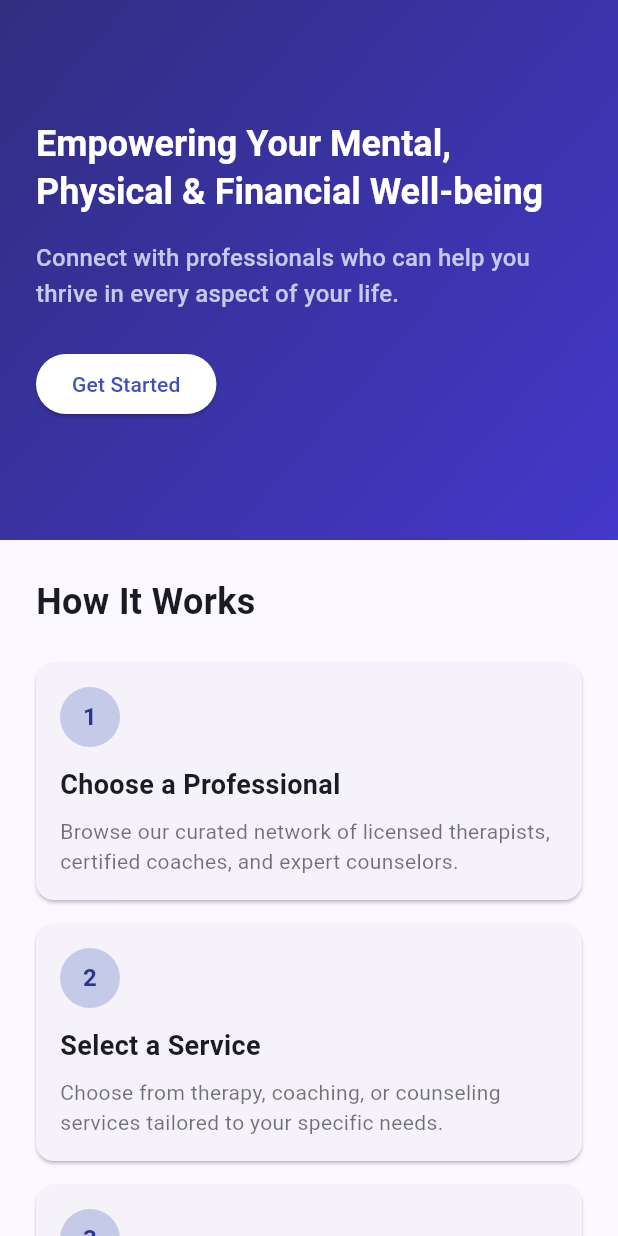
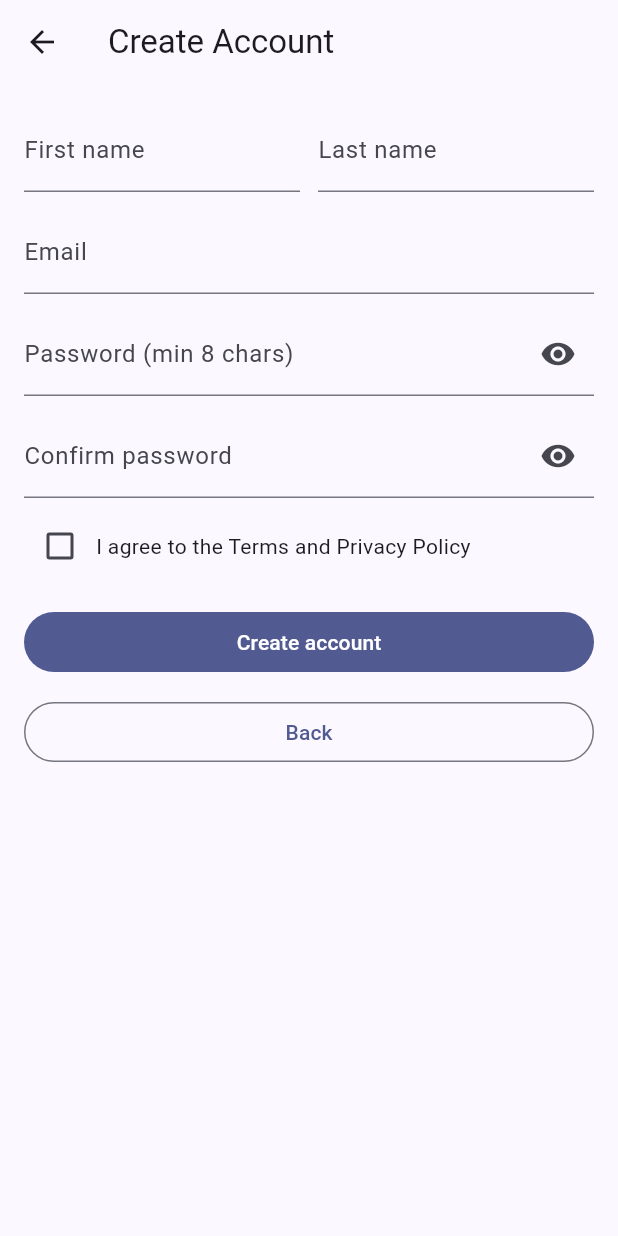
Before and after one commit to AdamaSorho/mindapax, a Flutter app: the screen it shows after launch, after a tap on "Get Started", on a phone screen of 412 x 824 dp. Run offline on Flutter 3.47's test engine with Material 3 defaults, Android fonts, the phone set to English and light mode, and no system bars.

Commit message:
feat(mobile): add login, register, and forgot-password screens with routing and basic validation

```diff
--- /dev/null
+++ b/mindapax-mobile/lib/auth/auth_service.dart
@@ -0,0 +1,30 @@
+import 'dart:async';
+
+class AuthService {
+  Future<void> login({required String email, required String password}) async {
+    await Future.delayed(const Duration(milliseconds: 600));
+    if (email.isEmpty || password.isEmpty) {
+      throw Exception('Email and password are required');
+    }
+  }
+
+  Future<void> register({
+    required String firstName,
+    required String lastName,
+    required String email,
+    required String password,
+    required String confirmPassword,
+    required bool agreeTerms,
+  }) async {
+    await Future.delayed(const Duration(milliseconds: 800));
+    if (!agreeTerms) throw Exception('You must agree to the terms');
+    if (password != confirmPassword) {
+      throw Exception('Passwords do not match');
+    }
+  }
+
+  Future<void> forgotPassword({required String email}) async {
+    await Future.delayed(const Duration(milliseconds: 600));
+    if (email.isEmpty) throw Exception('Email is required');
+  }
+}
--- /dev/null
+++ b/mindapax-mobile/lib/auth/register_page.dart
@@ -0,0 +1,179 @@
+import 'package:flutter/material.dart';
+import 'auth_service.dart';
+
+class RegisterPage extends StatefulWidget {
+  const RegisterPage({super.key});
+
+  @override
+  State<RegisterPage> createState() => _RegisterPageState();
+}
+
+class _RegisterPageState extends State<RegisterPage> {
+  final _formKey = GlobalKey<FormState>();
+  final _firstNameController = TextEditingController();
+  final _lastNameController = TextEditingController();
+  final _emailController = TextEditingController();
+  final _passwordController = TextEditingController();
+  final _confirmPasswordController = TextEditingController();
+  bool _agreeTerms = false;
+  bool _obscure1 = true;
+  bool _obscure2 = true;
+  bool _loading = false;
+  String? _error;
+
+  final _auth = AuthService();
+
+  @override
+  void dispose() {
+    _firstNameController.dispose();
+    _lastNameController.dispose();
+    _emailController.dispose();
+    _passwordController.dispose();
+    _confirmPasswordController.dispose();
+    super.dispose();
+  }
+
+  Future<void> _submit() async {
+    if (!_formKey.currentState!.validate()) return;
+    setState(() {
+      _loading = true;
+      _error = null;
+    });
+    try {
+      await _auth.register(
+        firstName: _firstNameController.text.trim(),
+        lastName: _lastNameController.text.trim(),
+        email: _emailController.text.trim(),
+        password: _passwordController.text,
+        confirmPassword: _confirmPasswordController.text,
+        agreeTerms: _agreeTerms,
+      );
+      if (!mounted) return;
+      Navigator.popAndPushNamed(context, '/auth/login');
+      ScaffoldMessenger.of(context).showSnackBar(
+        const SnackBar(content: Text('Registration successful. Please log in.')),
+      );
+    } catch (e) {
+      setState(() => _error = e.toString().replaceFirst('Exception: ', ''));
+    } finally {
+      if (mounted) setState(() => _loading = false);
+    }
+  }
+
+  @override
+  Widget build(BuildContext context) {
+    return Scaffold(
+      appBar: AppBar(title: const Text('Create Account')),
+      body: SafeArea(
+        child: SingleChildScrollView(
+          padding: const EdgeInsets.all(16),
+          child: Form(
+            key: _formKey,
+            child: Column(
+              crossAxisAlignment: CrossAxisAlignment.stretch,
+              children: [
+                Row(
+                  children: [
+                    Expanded(
+                      child: TextFormField(
+                        controller: _firstNameController,
+                        decoration: const InputDecoration(labelText: 'First name'),
+                        validator: (v) => (v == null || v.trim().isEmpty)
+                            ? 'First name is required'
+                            : null,
+                      ),
+                    ),
+                    const SizedBox(width: 12),
+                    Expanded(
+                      child: TextFormField(
+                        controller: _lastNameController,
+                        decoration: const InputDecoration(labelText: 'Last name'),
+                        validator: (v) => (v == null || v.trim().isEmpty)
+                            ? 'Last name is required'
+                            : null,
+                      ),
+                    ),
+                  ],
+                ),
+                const SizedBox(height: 12),
+                TextFormField(
+                  controller: _emailController,
+                  keyboardType: TextInputType.emailAddress,
+                  decoration: const InputDecoration(labelText: 'Email'),
+                  validator: (v) {
+                    if (v == null || v.trim().isEmpty) return 'Email is required';
+                    final emailRegex = RegExp(r'^[^@\s]+@[^@\s]+\.[^@\s]+$');
+                    if (!emailRegex.hasMatch(v.trim())) return 'Enter a valid email';
+                    return null;
+                  },
+                ),
+                const SizedBox(height: 12),
+                TextFormField(
+                  controller: _passwordController,
+                  obscureText: _obscure1,
+                  decoration: InputDecoration(
+                    labelText: 'Password (min 8 chars)',
+                    suffixIcon: IconButton(
+                      icon: Icon(_obscure1 ? Icons.visibility : Icons.visibility_off),
+                      onPressed: () => setState(() => _obscure1 = !_obscure1),
+                    ),
+                  ),
+                  validator: (v) {
+                    if (v == null || v.isEmpty) return 'Password is required';
+                    if (v.length < 8) return 'Minimum 8 characters';
+                    return null;
+                  },
+                ),
+                const SizedBox(height: 12),
+                TextFormField(
+                  controller: _confirmPasswordController,
+                  obscureText: _obscure2,
+                  decoration: InputDecoration(
+                    labelText: 'Confirm password',
+                    suffixIcon: IconButton(
+                      icon: Icon(_obscure2 ? Icons.visibility : Icons.visibility_off),
+                      onPressed: () => setState(() => _obscure2 = !_obscure2),
+                    ),
+                  ),
+                  validator: (v) {
+                    if (v == null || v.isEmpty) return 'Confirm your password';
+                    if (v != _passwordController.text) return 'Passwords do not match';
+                    return null;
+                  },
+                ),
+                const SizedBox(height: 8),
+                Row(
+                  children: [
+                    Checkbox(
+                      value: _agreeTerms,
+                      onChanged: (v) => setState(() => _agreeTerms = v ?? false),
+                    ),
+                    const Expanded(
+                      child: Text('I agree to the Terms and Privacy Policy'),
+                    )
+                  ],
+                ),
+                if (_error != null) ...[
+                  const SizedBox(height: 8),
+                  Text(_error!, style: const TextStyle(color: Colors.red)),
+                ],
+                const SizedBox(height: 16),
+                FilledButton(
+                  onPressed: _loading ? null : _submit,
+                  child: _loading
+                      ? const SizedBox(height: 20, width: 20, child: CircularProgressIndicator(strokeWidth: 2))
+                      : const Text('Create account'),
+                ),
+                const SizedBox(height: 12),
+                OutlinedButton(
+                  onPressed: _loading ? null : () => Navigator.pop(context),
+                  child: const Text('Back'),
+                )
+              ],
+            ),
+          ),
+        ),
+      ),
+    );
+  }
+}
--- a/mindapax-mobile/lib/main.dart
+++ b/mindapax-mobile/lib/main.dart
@@ -1,4 +1,7 @@
 import 'package:flutter/material.dart';
+import 'auth/forgot_password_page.dart';
+import 'auth/login_page.dart';
+import 'auth/register_page.dart';
 
 void main() {
   runApp(const MyApp());
@@ -15,7 +18,13 @@ class MyApp extends StatelessWidget {
         colorScheme: ColorScheme.fromSeed(seedColor: Colors.indigo),
         useMaterial3: true,
       ),
-      home: const HomePage(),
+      initialRoute: '/',
+      routes: {
+        '/': (_) => const HomePage(),
+        '/auth/login': (_) => const LoginPage(),
+        '/auth/register': (_) => const RegisterPage(),
+        '/auth/forgot-password': (_) => const ForgotPasswordPage(),
+      },
     );
   }
 }
@@ -75,7 +84,9 @@ class HomePage extends StatelessWidget {
           ),
           const SizedBox(height: 24),
           ElevatedButton(
-            onPressed: () {},
+            onPressed: () {
+              Navigator.pushNamed(context, '/auth/register');
+            },
             style: ElevatedButton.styleFrom(backgroundColor: Colors.white),
             child: const Text(
               'Get Started',
@@ -230,13 +241,17 @@ class HomePage extends StatelessWidget {
             alignment: WrapAlignment.center,
             children: [
               ElevatedButton(
-                onPressed: () {},
+                onPressed: () {
+                  Navigator.pushNamed(context, '/auth/register');
+                },
                 style: ElevatedButton.styleFrom(backgroundColor: Colors.white),
                 child: const Text('Sign Up For Free',
                     style: TextStyle(color: Colors.indigo)),
               ),
               OutlinedButton(
-                onPressed: () {},
+                onPressed: () {
+                  Navigator.pushNamed(context, '/auth/login');
+                },
                 style: OutlinedButton.styleFrom(
                     foregroundColor: Colors.white,
                     side: const BorderSide(color: Colors.white)),
```
Also changed, not shown: mindapax-mobile/lib/auth/forgot_password_page.dart (added, +104 -0 lines), mindapax-mobile/lib/auth/login_page.dart (added, +126 -0 lines).
